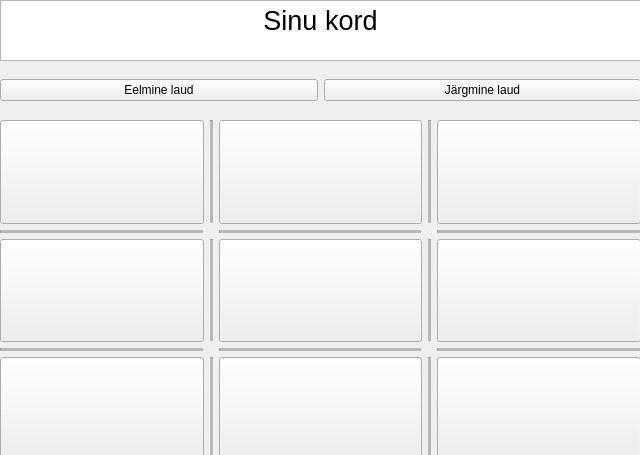
First picture: the form in GUI/src/mangulaudsisu.ui, repository SanderSaska/C-Projekt, before the edit.
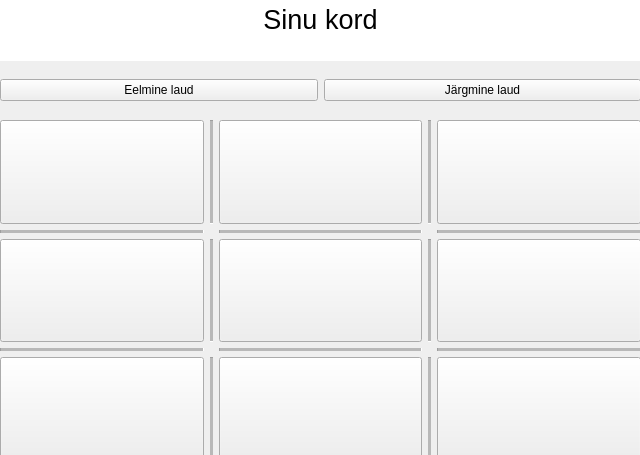
Second picture: the form after the edit.

What changed in the file:
```diff
--- a/GUI/src/mangulaudsisu.ui
+++ b/GUI/src/mangulaudsisu.ui
@@ -378,6 +378,17 @@
      <height>61</height>
     </rect>
    </property>
+   <property name="font">
+    <font>
+     <pointsize>24</pointsize>
+    </font>
+   </property>
+   <property name="focusPolicy">
+    <enum>Qt::NoFocus</enum>
+   </property>
+   <property name="styleSheet">
+    <string notr="true">border: none;</string>
+   </property>
    <property name="html">
     <string>&lt;!DOCTYPE HTML PUBLIC &quot;-//W3C//DTD HTML 4.0//EN&quot; &quot;http://www.w3.org/TR/REC-html40/strict.dtd&quot;&gt;
 &lt;html&gt;&lt;head&gt;&lt;meta name=&quot;qrichtext&quot; content=&quot;1&quot; /&gt;&lt;meta charset=&quot;utf-8&quot; /&gt;&lt;style type=&quot;text/css&quot;&gt;
@@ -385,7 +396,7 @@
 hr { height: 1px; border-width: 0; }
 li.unchecked::marker { content: &quot;\2610&quot;; }
 li.checked::marker { content: &quot;\2612&quot;; }
-&lt;/style&gt;&lt;/head&gt;&lt;body style=&quot; font-family:'Segoe UI'; font-size:9pt; font-weight:400; font-style:normal;&quot;&gt;
+&lt;/style&gt;&lt;/head&gt;&lt;body style=&quot; font-family:'Segoe UI'; font-size:24pt; font-weight:400; font-style:normal;&quot;&gt;
 &lt;p align=&quot;center&quot; style=&quot; margin-top:0px; margin-bottom:0px; margin-left:0px; margin-right:0px; -qt-block-indent:0; text-indent:0px;&quot;&gt;&lt;span style=&quot; font-size:20pt;&quot;&gt;Sinu kord&lt;/span&gt;&lt;/p&gt;&lt;/body&gt;&lt;/html&gt;</string>
    </property>
   </widget>
```
Left out of the diff: 4 changed lines with no effect on the pictures.
